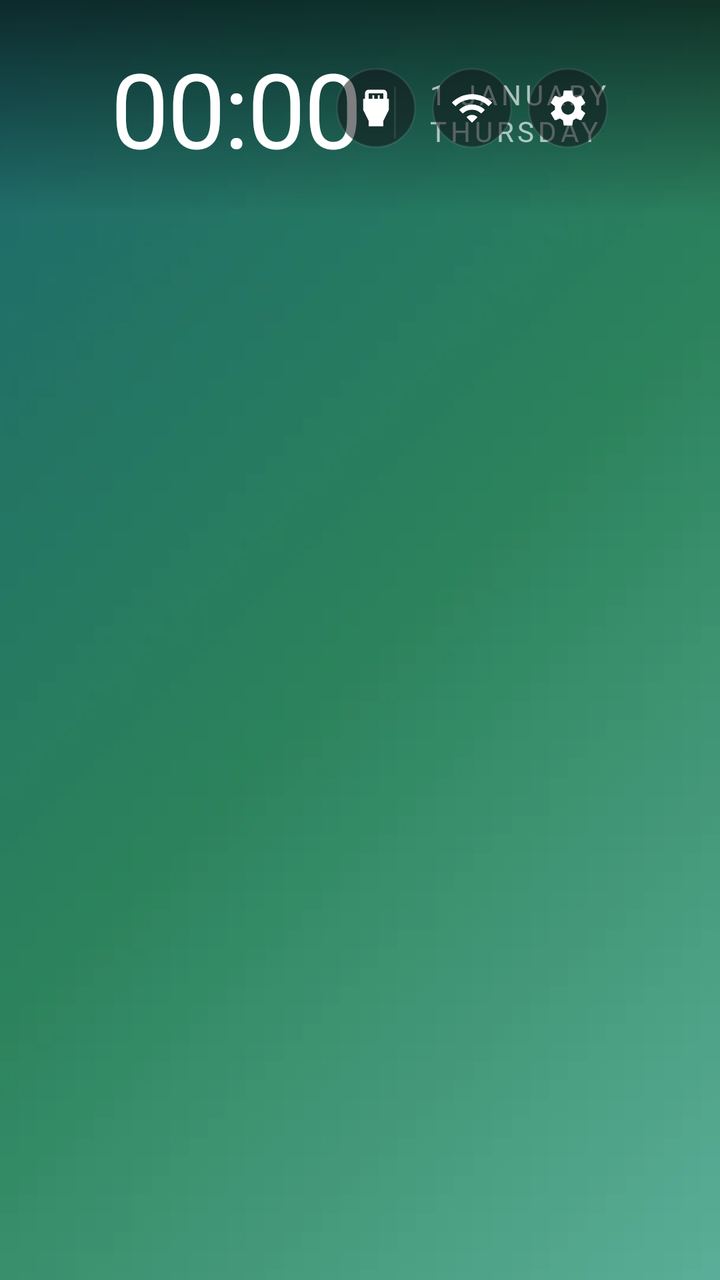
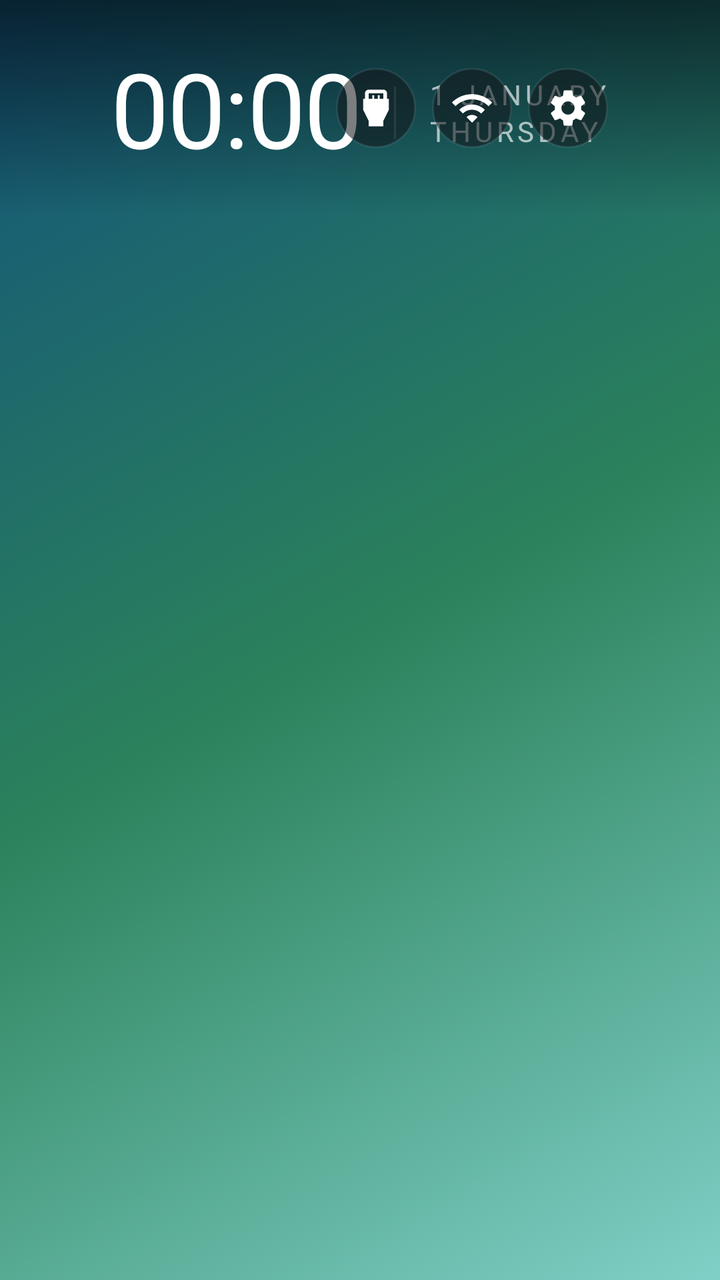

Before-and-after screenshots of an Android layout around one commit, followed by the original layout XML and the change that was made.
<!-- AndroidManifest.xml: application theme Theme.Launcher -->
<!-- res/layout/activity_main.xml -->
<?xml version="1.0" encoding="utf-8"?>
<FrameLayout xmlns:android="http://schemas.android.com/apk/res/android"
    android:layout_width="match_parent"
    android:layout_height="match_parent"
    android:clipChildren="false">
    

    
    <SurfaceView
        android:id="@+id/video"
        android:layout_width="match_parent"
        android:layout_height="match_parent"
        android:visibility="gone" />

    
    <ImageView
        android:id="@+id/poster"
        android:layout_width="match_parent"
        android:layout_height="match_parent"
        android:importantForAccessibility="no"
        android:scaleType="centerCrop"
        android:src="@drawable/poster_default" />

    
    <View
        android:id="@+id/dim"
        android:layout_width="match_parent"
        android:layout_height="match_parent"
        android:visibility="gone" />

    
    <View
        android:id="@+id/scrim"
        android:layout_width="match_parent"
        android:layout_height="108dp"
        android:background="@drawable/scrim_top" />

    
    <androidx.recyclerview.widget.RecyclerView
        android:id="@+id/grid"
        android:layout_width="match_parent"
        android:layout_height="match_parent"
        android:clipChildren="false"
        android:clipToPadding="false"
        android:paddingStart="44dp"
        android:paddingEnd="44dp"
        android:paddingBottom="0dp" />

    
    <FrameLayout
        android:id="@+id/glass_host"
        android:layout_width="match_parent"
        android:layout_height="match_parent"
        android:clipChildren="false" />

    
    <LinearLayout
        android:id="@+id/header_left"
        android:layout_width="wrap_content"
        android:layout_height="wrap_content"
        android:layout_gravity="top|start"
        android:layout_marginStart="56dp"
        android:layout_marginTop="26dp"
        android:orientation="vertical">

    <TextView
        android:id="@+id/greeting"
        android:layout_width="wrap_content"
        android:layout_height="wrap_content"
        android:layout_marginStart="4dp"
        android:fontFamily="@font/outfit_medium"
        android:letterSpacing="0.22"
        android:textAllCaps="true"
        android:textColor="#8CFFFFFF"
        android:textSize="12sp"
        android:visibility="gone" />

    <LinearLayout
        android:layout_width="wrap_content"
        android:layout_height="wrap_content"
        android:gravity="center_vertical"
        android:orientation="horizontal">

        <TextClock
            android:id="@+id/clock"
            android:layout_width="wrap_content"
            android:layout_height="wrap_content"
            android:fontFamily="@font/outfit_light"
            android:fontFeatureSettings="tnum"
            android:format12Hour="HH:mm"
            android:format24Hour="HH:mm"
            android:includeFontPadding="false"
            android:letterSpacing="-0.02"
            android:textColor="#FFFFFFFF"
            android:textSize="52sp" />

        <View
            android:id="@+id/date_divider"
            android:layout_width="1dp"
            android:layout_height="26dp"
            android:layout_marginStart="16dp"
            android:layout_marginEnd="16dp"
            android:background="#38FFFFFF" />

        <TextClock
            android:id="@+id/date"
            android:layout_width="wrap_content"
            android:layout_height="wrap_content"
            android:fontFamily="@font/outfit_regular"
            android:format12Hour="@string/date_format"
            android:format24Hour="@string/date_format"
            android:letterSpacing="0.14"
            android:lineSpacingExtra="2dp"
            android:textAllCaps="true"
            android:textColor="#A6FFFFFF"
            android:textSize="14sp" />
    </LinearLayout>

    
    <LinearLayout
        android:id="@+id/weather"
        android:layout_width="wrap_content"
        android:layout_height="wrap_content"
        android:layout_marginTop="6dp"
        android:gravity="center_vertical"
        android:orientation="horizontal"
        android:visibility="gone">

        <ImageView
            android:id="@+id/wx_icon"
            android:layout_width="22dp"
            android:layout_height="22dp"
            android:importantForAccessibility="no" />

        <TextView
            android:id="@+id/wx_temp"
            android:layout_width="wrap_content"
            android:layout_height="wrap_content"
            android:layout_marginStart="8dp"
            android:fontFamily="@font/outfit_medium"
            android:textColor="#F2FFFFFF"
            android:textSize="18sp" />

        <TextView
            android:id="@+id/wx_city"
            android:layout_width="wrap_content"
            android:layout_height="wrap_content"
            android:layout_marginStart="8dp"
            android:fontFamily="@font/outfit_light"
            android:maxWidth="320dp"
            android:singleLine="true"
            android:ellipsize="end"
            android:textColor="#99FFFFFF"
            android:textSize="13sp" />

        <View
            android:id="@+id/wx_dot"
            android:layout_width="6dp"
            android:layout_height="6dp"
            android:layout_marginStart="8dp"
            android:background="@drawable/status_dot"
            android:visibility="gone" />

        <TextView
            android:id="@+id/wx_updated"
            android:layout_width="wrap_content"
            android:layout_height="wrap_content"
            android:layout_marginStart="6dp"
            android:fontFamily="@font/outfit_light"
            android:textColor="#99FFFFFF"
            android:textSize="13sp"
            android:visibility="gone" />
    </LinearLayout>
    </LinearLayout>

    
    <LinearLayout
        android:id="@+id/header_buttons"
        android:layout_width="wrap_content"
        android:layout_height="wrap_content"
        android:layout_gravity="top|end"
        android:layout_marginTop="34dp"
        android:layout_marginEnd="56dp"
        android:orientation="horizontal">

        <ImageButton
            android:id="@+id/btn_inputs"
            style="@style/RoundButton"
            android:contentDescription="@string/inputs"
            android:src="@drawable/ic_input" />

        <ImageButton
            android:id="@+id/btn_network"
            style="@style/RoundButton"
            android:layout_marginStart="8dp"
            android:contentDescription="@string/network"
            android:src="@drawable/ic_wifi" />

        <ImageButton
            android:id="@+id/btn_settings"
            style="@style/RoundButton"
            android:layout_marginStart="8dp"
            android:contentDescription="@string/settings"
            android:src="@drawable/ic_settings" />
    </LinearLayout>

    
    <View
        android:id="@+id/veil"
        android:layout_width="match_parent"
        android:layout_height="match_parent"
        android:background="#59000000"
        android:visibility="gone" />

    
    <FrameLayout
        android:id="@+id/panel"
        android:layout_width="440dp"
        android:layout_height="match_parent"
        android:layout_gravity="end"
        android:background="@drawable/panel_bg"
        android:visibility="gone" />
</FrameLayout>
<!-- resources referenced by this layout -->
<resources>
  <!-- drawable ic_input (drawable) -->
  <?xml version="1.0" encoding="utf-8"?>
  <vector xmlns:android="http://schemas.android.com/apk/res/android"
      android:width="22dp" android:height="22dp"
      android:viewportWidth="24" android:viewportHeight="24">
      <path android:fillColor="#FFFFFFFF"
          android:pathData="M18,7V4c0,-1.1 -0.9,-2 -2,-2H8C6.9,2 6,2.9 6,4v3H5v6l3,6v3h8v-3l3,-6V7H18zM8,4h8v3h-2V5h-1v2h-2V5h-1v2H8V4z" />
  </vector>
  <!-- drawable ic_wifi (drawable) -->
  <?xml version="1.0" encoding="utf-8"?>
  <vector xmlns:android="http://schemas.android.com/apk/res/android"
      android:width="22dp" android:height="22dp"
      android:viewportWidth="24" android:viewportHeight="24">
      <path android:fillColor="#FFFFFFFF"
          android:pathData="M1,9l2,2c4.97,-4.97 13.03,-4.97 18,0l2,-2C16.93,2.93 7.08,2.93 1,9zM9,17l3,3 3,-3c-1.65,-1.66 -4.34,-1.66 -6,0zM5,13l2,2c2.76,-2.76 7.24,-2.76 10,0l2,-2C15.14,9.14 8.87,9.14 5,13z" />
  </vector>
  <!-- drawable panel_bg (drawable) -->
  <?xml version="1.0" encoding="utf-8"?>
  <shape xmlns:android="http://schemas.android.com/apk/res/android" android:shape="rectangle">
      <solid android:color="#E61E2026" />
      <corners android:topLeftRadius="16dp" android:bottomLeftRadius="16dp" />
  </shape>
  <!-- drawable poster_default: webp bitmap (drawable-nodpi, 8310 bytes) -->
  <!-- drawable scrim_top (drawable) -->
  <?xml version="1.0" encoding="utf-8"?>
  <shape xmlns:android="http://schemas.android.com/apk/res/android" android:shape="rectangle">
      <gradient android:angle="270"
          android:startColor="#99000000"
          android:endColor="#00000000" />
  </shape>
  <!-- drawable status_dot (drawable) -->
  <?xml version="1.0" encoding="utf-8"?>
  <shape xmlns:android="http://schemas.android.com/apk/res/android" android:shape="oval">
      <solid android:color="#FFFFB74D" />
  </shape>
  <string name="date_format" translatable="false">d MMMM\nEEEE</string>
  <string name="inputs">Inputs</string>
  <string name="network">Network</string>
  <string name="settings">Settings</string>
  <style name="RoundButton">
          <item name="android:layout_width">40dp</item>
          <item name="android:layout_height">40dp</item>
          <item name="android:background">@drawable/round_btn</item>
          <item name="android:scaleType">center</item>
      </style>
  <style name="Theme.Launcher" parent="android:Theme.Material.NoActionBar">
          
          <item name="android:windowBackground">@drawable/window_bg</item>
          <item name="android:windowFullscreen">true</item>
          <item name="android:windowNoTitle">true</item>
          <item name="android:colorBackground">#FF000000</item>
      </style>
  <!-- drawable round_btn (drawable) -->
  <?xml version="1.0" encoding="utf-8"?>
  <selector xmlns:android="http://schemas.android.com/apk/res/android">
      <item android:state_focused="true">
          <shape android:shape="oval">
              <solid android:color="#38FFFFFF" />
              <stroke android:width="1dp" android:color="#59FFFFFF" />
          </shape>
      </item>
      <item>
          <shape android:shape="oval">
              <solid android:color="#8C121418" />
              <stroke android:width="1dp" android:color="#14FFFFFF" />
          </shape>
      </item>
  </selector>
  <!-- drawable window_bg (drawable) -->
  <?xml version="1.0" encoding="utf-8"?>
  <bitmap xmlns:android="http://schemas.android.com/apk/res/android"
      android:src="@drawable/poster_default"
      android:gravity="fill" />
  <!-- unchanged entries left out for length: 1 -->
</resources>

<!-- the commit's change to res/layout/activity_main.xml (unified diff, before → after) -->
@@ -19,7 +19,7 @@
         android:layout_height="match_parent"
         android:importantForAccessibility="no"
         android:scaleType="centerCrop"
-        android:src="@drawable/poster_default" />
+        android:src="@drawable/aurora" />
 
     
     <View
<!-- resource entries referenced after the edit -->
@@ -1,5 +1,15 @@
 <!-- resources referenced by this layout -->
 <resources>
+  <!-- drawable aurora (drawable) -->
+  <?xml version="1.0" encoding="utf-8"?>
+  <shape xmlns:android="http://schemas.android.com/apk/res/android"
+      android:dither="true"
+      android:shape="rectangle">
+      <gradient android:angle="315"
+          android:startColor="#FF13547A"
+          android:centerColor="#FF2B825B"
+          android:endColor="#FF80D0C7" />
+  </shape>
   <!-- drawable ic_input (drawable) -->
   <?xml version="1.0" encoding="utf-8"?>
   <vector xmlns:android="http://schemas.android.com/apk/res/android"
@@ -22,7 +32,6 @@
       <solid android:color="#E61E2026" />
       <corners android:topLeftRadius="16dp" android:bottomLeftRadius="16dp" />
   </shape>
-  <!-- drawable poster_default: webp bitmap (drawable-nodpi, 8310 bytes) -->
   <!-- drawable scrim_top (drawable) -->
   <?xml version="1.0" encoding="utf-8"?>
   <shape xmlns:android="http://schemas.android.com/apk/res/android" android:shape="rectangle">
@@ -47,7 +56,7 @@
       </style>
   <style name="Theme.Launcher" parent="android:Theme.Material.NoActionBar">
           
-          <item name="android:windowBackground">@drawable/window_bg</item>
+          <item name="android:windowBackground">@drawable/aurora</item>
           <item name="android:windowFullscreen">true</item>
           <item name="android:windowNoTitle">true</item>
           <item name="android:colorBackground">#FF000000</item>
@@ -68,11 +77,6 @@
           </shape>
       </item>
   </selector>
-  <!-- drawable window_bg (drawable) -->
-  <?xml version="1.0" encoding="utf-8"?>
-  <bitmap xmlns:android="http://schemas.android.com/apk/res/android"
-      android:src="@drawable/poster_default"
-      android:gravity="fill" />
   <!-- unchanged entries left out for length: 1 -->
 </resources>
 
